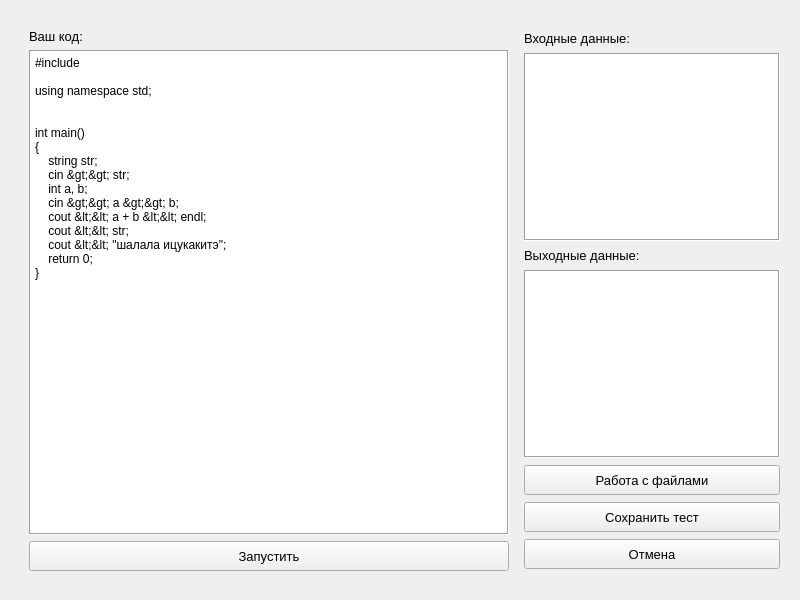
Before: the Qt Designer form testwindow.ui in geroineee/ARM_QT, drawn with Qt 5.
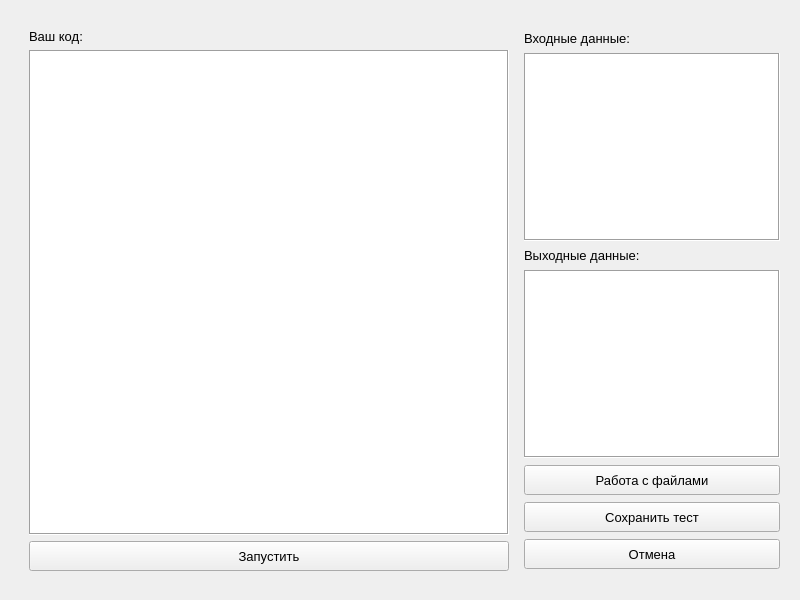
After: the same form once the commit is applied. The open tabs and pages were chosen to show the change.

What changed in the file:
```diff
--- a/testwindow.ui
+++ b/testwindow.ui
@@ -495,22 +495,7 @@
                 <enum>QPlainTextEdit::NoWrap</enum>
                </property>
                <property name="plainText">
-                <string>#include &lt;iostream&gt;
-
-using namespace std;
-
-
-int main()
-{
-    string str;
-    cin &gt;&gt; str;
-    int a, b;
-    cin &gt;&gt; a &gt;&gt; b;
-    cout &lt;&lt; a + b &lt;&lt; endl;
-    cout &lt;&lt; str;
-    cout &lt;&lt; &quot;шалала ицукакитэ&quot;;
-    return 0;
-}</string>
+                <string/>
                </property>
                <property name="tabStopWidth">
                 <number>10000</number>
```
Left out of the diff: 10 changed lines with no effect on the pictures.
